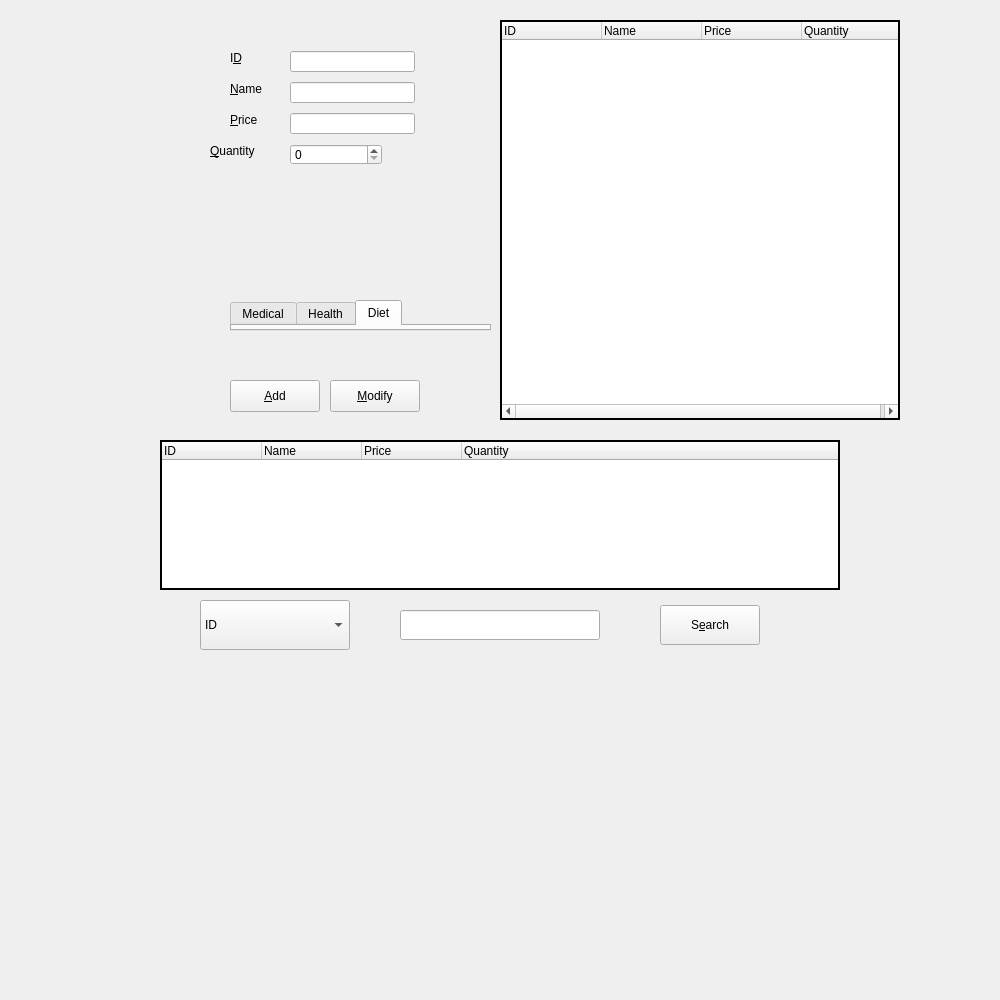
Old version of the form merchandisemanage.ui in the repository GlennPark/OliveHealthCare.
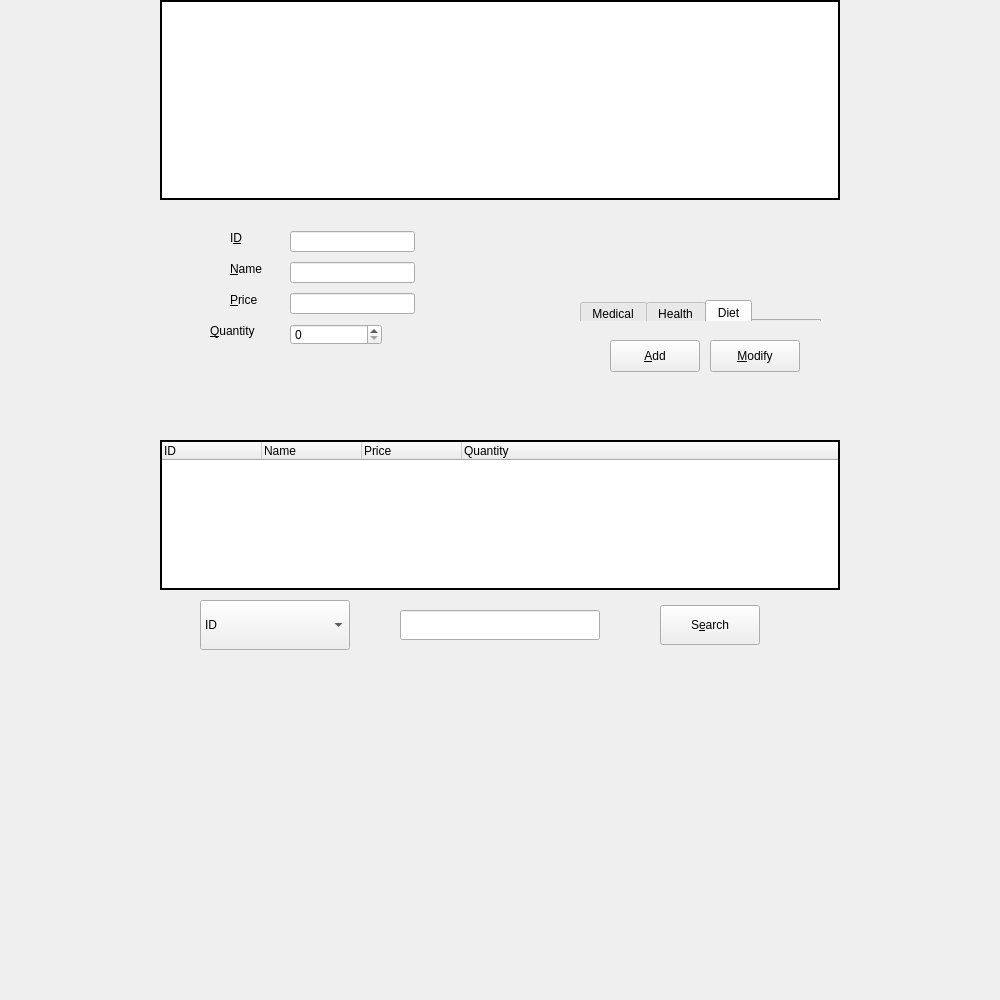
New version of the form. The open tabs and pages were chosen to show the change. Icons and pictures are not drawn.

```diff
--- a/merchandisemanage.ui
+++ b/merchandisemanage.ui
@@ -72,10 +72,10 @@
   <widget class="QTabWidget" name="favoriteTabWidget">
    <property name="geometry">
     <rect>
-     <x>230</x>
+     <x>580</x>
      <y>300</y>
-     <width>261</width>
-     <height>31</height>
+     <width>241</width>
+     <height>21</height>
     </rect>
    </property>
    <property name="currentIndex">
@@ -101,7 +101,7 @@
    <property name="geometry">
     <rect>
      <x>290</x>
-     <y>51</y>
+     <y>231</y>
      <width>125</width>
      <height>21</height>
     </rect>
@@ -114,7 +114,7 @@
    <property name="geometry">
     <rect>
      <x>290</x>
-     <y>113</y>
+     <y>293</y>
      <width>125</width>
      <height>21</height>
     </rect>
@@ -124,7 +124,7 @@
    <property name="geometry">
     <rect>
      <x>290</x>
-     <y>82</y>
+     <y>262</y>
      <width>125</width>
      <height>21</height>
     </rect>
@@ -134,7 +134,7 @@
    <property name="geometry">
     <rect>
      <x>290</x>
-     <y>144</y>
+     <y>324</y>
      <width>92</width>
      <height>21</height>
     </rect>
@@ -147,7 +147,7 @@
    <property name="geometry">
     <rect>
      <x>210</x>
-     <y>141</y>
+     <y>321</y>
      <width>71</width>
      <height>20</height>
     </rect>
@@ -163,7 +163,7 @@
    <property name="geometry">
     <rect>
      <x>230</x>
-     <y>79</y>
+     <y>259</y>
      <width>51</width>
      <height>20</height>
     </rect>
@@ -179,7 +179,7 @@
    <property name="geometry">
     <rect>
      <x>230</x>
-     <y>50</y>
+     <y>230</y>
      <width>16</width>
      <height>16</height>
     </rect>
@@ -195,7 +195,7 @@
    <property name="geometry">
     <rect>
      <x>230</x>
-     <y>110</y>
+     <y>290</y>
      <width>51</width>
      <height>20</height>
     </rect>
@@ -207,13 +207,13 @@
     <cstring>priceLineEdit</cstring>
    </property>
   </widget>
-  <widget class="QTreeWidget" name="treeWidget">
+  <widget class="QColumnView" name="columnView">
    <property name="geometry">
     <rect>
-     <x>500</x>
-     <y>20</y>
-     <width>400</width>
-     <height>400</height>
+     <x>160</x>
+     <y>0</y>
+     <width>680</width>
+     <height>200</height>
     </rect>
    </property>
    <property name="frameShape">
@@ -222,29 +222,6 @@
    <property name="frameShadow">
     <enum>QFrame::Plain</enum>
    </property>
-   <property name="rootIsDecorated">
-    <bool>false</bool>
-   </property>
-   <column>
-    <property name="text">
-     <string>ID</string>
-    </property>
-   </column>
-   <column>
-    <property name="text">
-     <string>Name</string>
-    </property>
-   </column>
-   <column>
-    <property name="text">
-     <string>Price</string>
-    </property>
-   </column>
-   <column>
-    <property name="text">
-     <string>Quantity</string>
-    </property>
-   </column>
   </widget>
   <widget class="QComboBox" name="searchComboBox">
    <property name="geometry">
@@ -289,8 +266,8 @@
   <widget class="QPushButton" name="addPushButton">
    <property name="geometry">
     <rect>
-     <x>230</x>
-     <y>380</y>
+     <x>610</x>
+     <y>340</y>
      <width>90</width>
      <height>32</height>
     </rect>
@@ -302,8 +279,8 @@
   <widget class="QPushButton" name="modifyPushButton">
    <property name="geometry">
     <rect>
-     <x>330</x>
-     <y>380</y>
+     <x>710</x>
+     <y>340</y>
      <width>90</width>
      <height>32</height>
     </rect>
```
Left out of the diff: 2 changed lines with no effect on the pictures.
